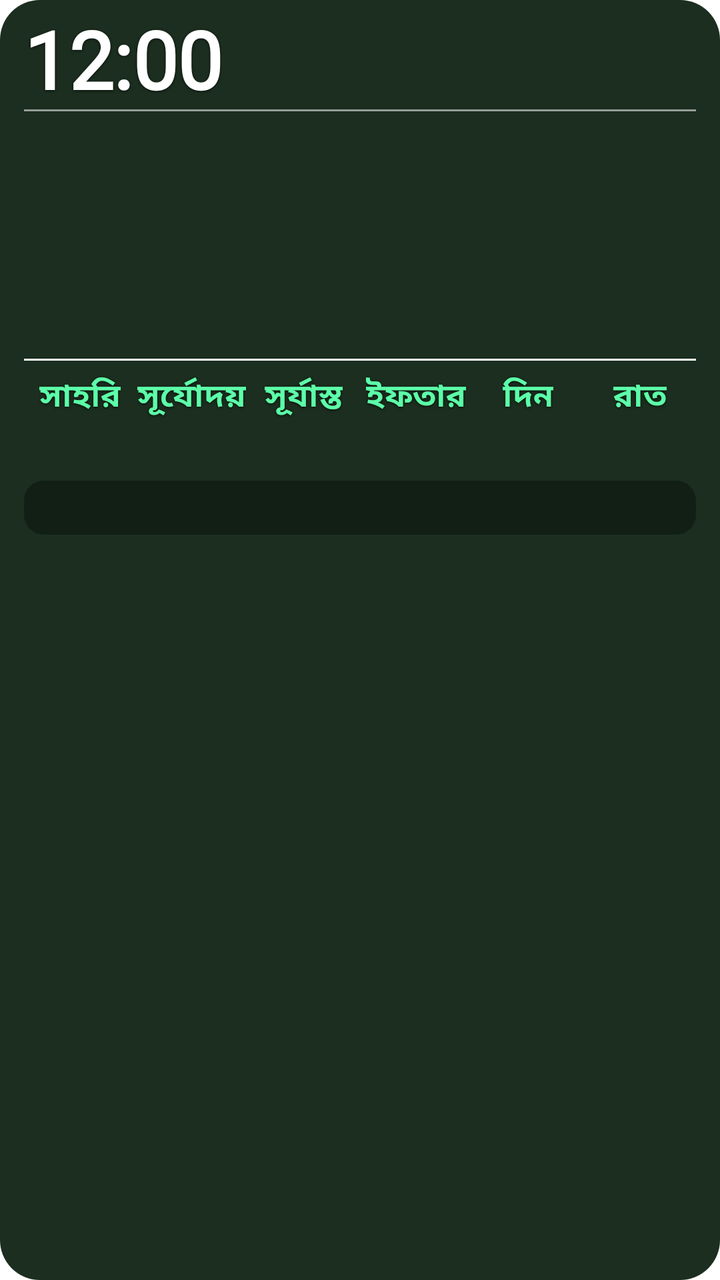
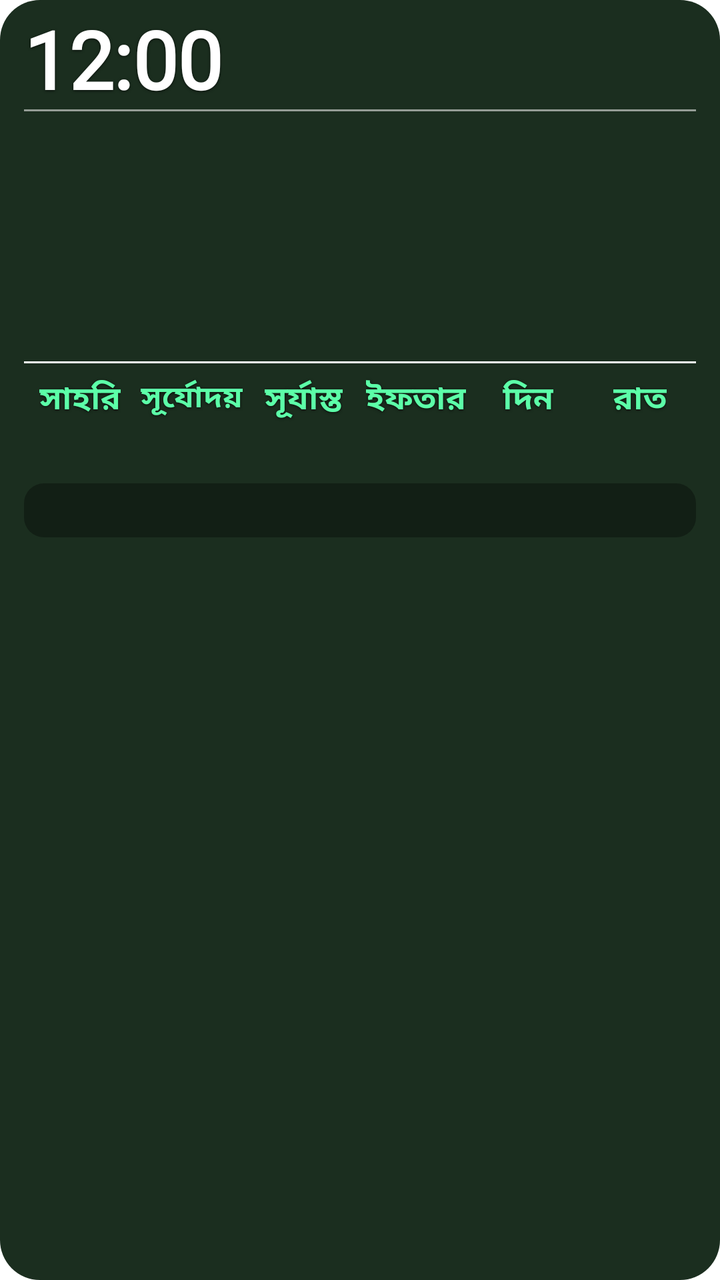

Two renders of the same Android screen: before a commit and after it. Below are the layout's source before the change and the commit's diff.
<!-- AndroidManifest.xml: fallback theme Theme.MaterialComponents.DayNight.NoActionBar -->
<!-- res/layout/prayer_widget_layout.xml -->
<?xml version="1.0" encoding="utf-8"?>
<FrameLayout xmlns:android="http://schemas.android.com/apk/res/android"
    android:id="@+id/widget_root"
    android:layout_width="match_parent"
    android:layout_height="match_parent">

<ImageView
    android:id="@+id/widget_bg"
    android:layout_width="match_parent"
    android:layout_height="match_parent"
    android:scaleType="fitXY"
    android:contentDescription="@null"
    android:src="@drawable/widget_bg_shape" />


<ImageView
    android:id="@+id/widget_bg_forbidden"
    android:layout_width="match_parent"
    android:layout_height="match_parent"
    android:scaleType="fitXY"
    android:contentDescription="@null"
    android:visibility="gone"
    android:src="@drawable/widget_bg_forbidden_shape" />

<LinearLayout
    android:id="@+id/widget_content"
    android:layout_width="match_parent"
    android:layout_height="match_parent"
    android:orientation="vertical"
    android:paddingStart="12dp"
    android:paddingEnd="12dp"
    android:paddingTop="8dp"
    android:paddingBottom="10dp">

    
    <LinearLayout
        android:layout_width="match_parent"
        android:layout_height="wrap_content"
        android:orientation="horizontal"
        android:gravity="top">

        
        <LinearLayout
            android:layout_width="0dp"
            android:layout_height="wrap_content"
            android:layout_weight="1"
            android:orientation="horizontal"
            android:gravity="start|bottom">

            <TextClock
                android:id="@+id/widget_time"
                android:layout_width="wrap_content"
                android:layout_height="wrap_content"
                android:format12Hour="h:mm"
                android:format24Hour="HH:mm"
                android:textColor="#FFFFFF"
                android:shadowColor="#B3000000"
                android:shadowDx="0"
                android:shadowDy="1"
                android:shadowRadius="3"
                android:textSize="40sp"
                android:fontFamily="@font/bangla_widget"
                android:textStyle="bold"
                android:includeFontPadding="false" />

            <TextClock
                android:id="@+id/widget_time_bn"
                android:layout_width="wrap_content"
                android:layout_height="wrap_content"
                android:format12Hour="h:mm"
                android:format24Hour="HH:mm"
                android:textColor="#FFFFFF"
                android:shadowColor="#B3000000"
                android:shadowDx="0"
                android:shadowDy="1"
                android:shadowRadius="3"
                android:textSize="40sp"
                android:fontFamily="@font/bangla_num"
                android:textStyle="bold"
                android:includeFontPadding="true"
                android:singleLine="true"
                android:visibility="gone" />

            <TextView
                android:id="@+id/widget_ampm"
                android:layout_width="wrap_content"
                android:layout_height="wrap_content"
                android:layout_marginStart="3dp"
                android:layout_marginBottom="4dp"
                android:text=""
                android:textColor="#FFFFFF"
                android:shadowColor="#B3000000"
                android:shadowDx="0"
                android:shadowDy="1"
                android:shadowRadius="3"
                android:textSize="15sp"
                android:textStyle="bold"
                android:singleLine="true"
                android:includeFontPadding="false" />
        </LinearLayout>

        <LinearLayout
            android:layout_width="wrap_content"
            android:layout_height="wrap_content"
            android:orientation="vertical"
            android:gravity="end">

            <TextView
                android:id="@+id/widget_location"
                android:layout_width="wrap_content"
                android:layout_height="wrap_content"
                android:text=""
                android:textColor="#A5F3FF"
                android:shadowColor="#B3000000"
                android:shadowDx="0"
                android:shadowDy="1"
                android:shadowRadius="3"
                android:textSize="14sp"
                android:fontFamily="@font/bangla_widget"
                android:textStyle="bold"
                android:gravity="end"
                android:singleLine="true"
                android:ellipsize="end"
                android:maxWidth="165dp" />

            <TextView
                android:id="@+id/widget_weather"
                android:layout_width="wrap_content"
                android:layout_height="wrap_content"
                android:layout_marginTop="2dp"
                android:text=""
                android:textColor="#E1EEF4"
                android:shadowColor="#B3000000"
                android:shadowDx="0"
                android:shadowDy="1"
                android:shadowRadius="3"
                android:textSize="14sp"
                android:fontFamily="@font/bangla_widget"
                android:textStyle="bold"
                android:gravity="end"
                android:singleLine="true"
                android:ellipsize="end"
                android:maxWidth="165dp" />

        </LinearLayout>

    </LinearLayout>

    
    <TextView
        android:layout_width="match_parent"
        android:layout_height="1dp"
        android:layout_marginTop="0dp"
        android:layout_marginBottom="2dp"
        android:background="#88FFFFFF"
        android:text="" />

    
    <LinearLayout
        android:layout_width="match_parent"
        android:layout_height="wrap_content"
        android:orientation="horizontal">

        
        <LinearLayout
            android:layout_width="0dp"
            android:layout_height="wrap_content"
            android:layout_weight="0.65"
            android:orientation="vertical">

            <TextView
                android:id="@+id/widget_waqt_name"
                android:layout_width="wrap_content"
                android:layout_height="wrap_content"
                android:text=""
                android:textColor="#5CFFA8"
                android:shadowColor="#B3000000"
                android:shadowDx="0"
                android:shadowDy="1"
                android:shadowRadius="3"
                android:textSize="30sp"
                android:fontFamily="@font/bangla_widget"
                android:textStyle="bold" />

            <TextView
                android:id="@+id/widget_waqt_range"
                android:layout_width="wrap_content"
                android:layout_height="wrap_content"
                android:layout_marginTop="-2dp"
                android:text=""
                android:textColor="#FFFFFF"
                android:shadowColor="#B3000000"
                android:shadowDx="0"
                android:shadowDy="1"
                android:shadowRadius="3"
                android:textSize="18sp"
                android:fontFamily="@font/bangla_widget"
                android:textStyle="bold"
                android:singleLine="true" />

            <TextView
                android:id="@+id/widget_waqt_remaining_label"
                android:layout_width="wrap_content"
                android:layout_height="wrap_content"
                android:layout_marginTop="0dp"
                android:text=""
                android:textColor="#E8B4F5"
                android:shadowColor="#B3000000"
                android:shadowDx="0"
                android:shadowDy="1"
                android:shadowRadius="3"
                android:textSize="18sp"
                android:fontFamily="@font/bangla_widget"
                android:textStyle="bold" />

            <TextView
                android:id="@+id/widget_waqt_remaining_value"
                android:layout_width="wrap_content"
                android:layout_height="wrap_content"
                android:layout_marginTop="0dp"
                android:text=""
                android:textColor="#FFFFFF"
                android:shadowColor="#B3000000"
                android:shadowDx="0"
                android:shadowDy="1"
                android:shadowRadius="3"
                android:textSize="21sp"
                android:fontFamily="@font/bangla_widget"
                android:textStyle="bold" />

        </LinearLayout>

        
        <LinearLayout
            android:layout_width="0dp"
            android:layout_height="wrap_content"
            android:layout_weight="1.35"
            android:orientation="vertical">

            <TextView
                android:id="@+id/widget_day"
                android:layout_width="match_parent"
                android:layout_height="wrap_content"
                android:text=""
                android:textColor="#5CFFA8"
                android:shadowColor="#B3000000"
                android:shadowDx="0"
                android:shadowDy="1"
                android:shadowRadius="3"
                android:textSize="30sp"
                android:fontFamily="@font/bangla_widget"
                android:textStyle="bold"
                android:singleLine="true"
                android:ellipsize="end"
                android:gravity="end" />

            <TextView
                android:id="@+id/widget_gregorian"
                android:layout_width="match_parent"
                android:layout_height="wrap_content"
                android:layout_marginTop="0dp"
                android:text=""
                android:textColor="#FFFFFF"
                android:shadowColor="#B3000000"
                android:shadowDx="0"
                android:shadowDy="1"
                android:shadowRadius="3"
                android:textSize="18sp"
                android:fontFamily="@font/bangla_widget"
                android:textStyle="bold"
                android:gravity="end" />

            <TextView
                android:id="@+id/widget_hijri"
                android:layout_width="match_parent"
                android:layout_height="wrap_content"
                android:layout_marginTop="0dp"
                android:text=""
                android:textColor="#E8B4F5"
                android:shadowColor="#B3000000"
                android:shadowDx="0"
                android:shadowDy="1"
                android:shadowRadius="3"
                android:textSize="18sp"
                android:fontFamily="@font/bangla_widget"
                android:textStyle="bold"
                android:gravity="end"
                android:singleLine="true"
                android:ellipsize="end" />

            <TextView
                android:id="@+id/widget_bangla_date"
                android:layout_width="match_parent"
                android:layout_height="wrap_content"
                android:layout_marginTop="0dp"
                android:text=""
                android:textColor="#A5F3FF"
                android:shadowColor="#B3000000"
                android:shadowDx="0"
                android:shadowDy="1"
                android:shadowRadius="3"
                android:textSize="18sp"
                android:fontFamily="@font/bangla_widget"
                android:textStyle="bold"
                android:gravity="end" />

        </LinearLayout>
    </LinearLayout>

    
    <TextView
        android:id="@+id/widget_divider_bottom"
        android:layout_width="match_parent"
        android:layout_height="1dp"
        android:layout_marginTop="6dp"
        android:background="#FFFFFFFF"
        android:text="" />

    
    <LinearLayout
        android:layout_width="match_parent"
        android:layout_height="wrap_content"
        android:layout_marginTop="6dp"
        android:orientation="horizontal">

        <LinearLayout
            android:layout_width="0dp"
            android:layout_height="wrap_content"
            android:layout_weight="1"
            android:orientation="vertical"
            android:gravity="center">

            <TextView
                android:id="@+id/widget_sehri_label"
                android:layout_width="wrap_content"
                android:layout_height="wrap_content"
                android:text="সাহরি"
                android:textColor="#5CFFA8"
                android:shadowColor="#B3000000"
                android:shadowDx="0"
                android:shadowDy="1"
                android:shadowRadius="3"
                android:textSize="16sp"
                android:fontFamily="@font/bangla_widget"
                android:textStyle="bold" />

            <TextView
                android:id="@+id/widget_sehri"
                android:layout_width="wrap_content"
                android:layout_height="wrap_content"
                android:text=""
                android:textColor="#5CFFA8"
                android:shadowColor="#B3000000"
                android:shadowDx="0"
                android:shadowDy="1"
                android:shadowRadius="3"
                android:textSize="18sp"
                android:fontFamily="@font/bangla_widget"
                android:textStyle="bold" />

        </LinearLayout>

        <LinearLayout
            android:layout_width="0dp"
            android:layout_height="wrap_content"
            android:layout_weight="1"
            android:orientation="vertical"
            android:gravity="center">

            <TextView
                android:id="@+id/widget_sunrise_label"
                android:layout_width="wrap_content"
                android:layout_height="wrap_content"
                android:text="সূর্যোদয়"
                android:textColor="#5CFFA8"
                android:shadowColor="#B3000000"
                android:shadowDx="0"
                android:shadowDy="1"
                android:shadowRadius="3"
                android:textSize="16sp"
                android:fontFamily="@font/bangla_widget"
                android:textStyle="bold" />

            <TextView
                android:id="@+id/widget_sunrise"
                android:layout_width="wrap_content"
                android:layout_height="wrap_content"
                android:text=""
                android:textColor="#5CFFA8"
                android:shadowColor="#B3000000"
                android:shadowDx="0"
                android:shadowDy="1"
                android:shadowRadius="3"
                android:textSize="18sp"
                android:fontFamily="@font/bangla_widget"
                android:textStyle="bold" />

        </LinearLayout>

        <LinearLayout
            android:layout_width="0dp"
            android:layout_height="wrap_content"
            android:layout_weight="1"
            android:orientation="vertical"
            android:gravity="center">

            <TextView
                android:id="@+id/widget_sunset_label"
                android:layout_width="wrap_content"
                android:layout_height="wrap_content"
                android:text="সূর্যাস্ত"
                android:textColor="#5CFFA8"
                android:shadowColor="#B3000000"
                android:shadowDx="0"
                android:shadowDy="1"
                android:shadowRadius="3"
                android:textSize="16sp"
                android:fontFamily="@font/bangla_widget"
                android:textStyle="bold" />

            <TextView
                android:id="@+id/widget_sunset"
                android:layout_width="wrap_content"
                android:layout_height="wrap_content"
                android:text=""
                android:textColor="#5CFFA8"
                android:shadowColor="#B3000000"
                android:shadowDx="0"
                android:shadowDy="1"
                android:shadowRadius="3"
                android:textSize="18sp"
                android:fontFamily="@font/bangla_widget"
                android:textStyle="bold" />

        </LinearLayout>

        <LinearLayout
            android:layout_width="0dp"
            android:layout_height="wrap_content"
            android:layout_weight="1"
            android:orientation="vertical"
            android:gravity="center">

            <TextView
                android:id="@+id/widget_iftar_label"
                android:layout_width="wrap_content"
                android:layout_height="wrap_content"
                android:text="ইফতার"
                android:textColor="#5CFFA8"
                android:shadowColor="#B3000000"
                android:shadowDx="0"
                android:shadowDy="1"
                android:shadowRadius="3"
                android:textSize="16sp"
                android:fontFamily="@font/bangla_widget"
                android:textStyle="bold" />

            <TextView
                android:id="@+id/widget_iftar"
                android:layout_width="wrap_content"
                android:layout_height="wrap_content"
                android:text=""
                android:textColor="#5CFFA8"
                android:shadowColor="#B3000000"
                android:shadowDx="0"
                android:shadowDy="1"
                android:shadowRadius="3"
                android:textSize="18sp"
                android:fontFamily="@font/bangla_widget"
                android:textStyle="bold" />

        </LinearLayout>

        
        <LinearLayout
            android:layout_width="0dp"
            android:layout_height="wrap_content"
            android:layout_weight="1"
            android:orientation="vertical"
            android:gravity="center">

            <TextView
                android:id="@+id/widget_day_label"
                android:layout_width="wrap_content"
                android:layout_height="wrap_content"
                android:text="দিন"
                android:textColor="#5CFFA8"
                android:shadowColor="#B3000000"
                android:shadowDx="0"
                android:shadowDy="1"
                android:shadowRadius="3"
                android:textSize="16sp"
                android:fontFamily="@font/bangla_widget"
                android:textStyle="bold" />

            <TextView
                android:id="@+id/widget_day_duration"
                android:layout_width="wrap_content"
                android:layout_height="wrap_content"
                android:text=""
                android:textColor="#5CFFA8"
                android:shadowColor="#B3000000"
                android:shadowDx="0"
                android:shadowDy="1"
                android:shadowRadius="3"
                android:textSize="18sp"
                android:fontFamily="@font/bangla_widget"
                android:textStyle="bold" />

        </LinearLayout>

        <LinearLayout
            android:layout_width="0dp"
            android:layout_height="wrap_content"
            android:layout_weight="1"
            android:orientation="vertical"
            android:gravity="center">

            <TextView
                android:id="@+id/widget_night_label"
                android:layout_width="wrap_content"
                android:layout_height="wrap_content"
                android:text="রাত"
                android:textColor="#5CFFA8"
                android:shadowColor="#B3000000"
                android:shadowDx="0"
                android:shadowDy="1"
                android:shadowRadius="3"
                android:textSize="16sp"
                android:fontFamily="@font/bangla_widget"
                android:textStyle="bold" />

            <TextView
                android:id="@+id/widget_night_duration"
                android:layout_width="wrap_content"
                android:layout_height="wrap_content"
                android:text=""
                android:textColor="#5CFFA8"
                android:shadowColor="#B3000000"
                android:shadowDx="0"
                android:shadowDy="1"
                android:shadowRadius="3"
                android:textSize="18sp"
                android:fontFamily="@font/bangla_widget"
                android:textStyle="bold" />

        </LinearLayout>

    </LinearLayout>

    
    <TextView
        android:id="@+id/widget_alert"
        android:layout_width="match_parent"
        android:layout_height="wrap_content"
        android:layout_marginTop="6dp"
        android:paddingTop="4dp"
        android:paddingBottom="4dp"
        android:paddingStart="4dp"
        android:paddingEnd="4dp"
        android:background="@drawable/widget_alert_bg"
        android:text=""
        android:textColor="#FFE680"
        android:shadowColor="#B3000000"
        android:shadowDx="0"
        android:shadowDy="1"
        android:shadowRadius="3"
        android:textSize="14sp"
        android:fontFamily="@font/bangla_widget"
        android:textStyle="bold"
        android:gravity="start"
        android:maxLines="10"
        android:ellipsize="end" />

</LinearLayout>

</FrameLayout>
<!-- resources referenced by this layout -->
<resources>
  <!-- drawable widget_alert_bg (drawable) -->
  <?xml version="1.0" encoding="utf-8"?>
  <shape xmlns:android="http://schemas.android.com/apk/res/android"
      android:shape="rectangle">
      <solid android:color="#55000000" />
      <corners android:radius="10dp" />
  </shape>
  <!-- drawable widget_bg_forbidden_shape (drawable) -->
  <?xml version="1.0" encoding="utf-8"?>
  <shape xmlns:android="http://schemas.android.com/apk/res/android"
      android:shape="rectangle">
      <gradient
          android:type="linear"
          android:angle="270"
          android:startColor="#FFA92415"
          android:centerColor="#FF8F1D10"
          android:endColor="#FF6C130A" />
      <corners android:radius="20dp" />
  </shape>
  <!-- drawable widget_bg_shape (drawable) -->
  <?xml version="1.0" encoding="utf-8"?>
  <shape xmlns:android="http://schemas.android.com/apk/res/android"
      android:shape="rectangle">
      <solid android:color="#FF1B2E1F" />
      <corners android:radius="20dp" />
  </shape>
</resources>

<!-- the commit's change to res/layout/prayer_widget_layout.xml (unified diff, before → after) -->
@@ -193,7 +193,7 @@
                 android:shadowDx="0"
                 android:shadowDy="1"
                 android:shadowRadius="3"
-                android:textSize="18sp"
+                android:textSize="19sp"
                 android:fontFamily="@font/bangla_widget"
                 android:textStyle="bold"
                 android:singleLine="true" />
@@ -299,7 +299,7 @@
                 android:shadowDx="0"
                 android:shadowDy="1"
                 android:shadowRadius="3"
-                android:textSize="18sp"
+                android:textSize="17sp"
                 android:fontFamily="@font/bangla_widget"
                 android:textStyle="bold"
                 android:gravity="end" />
@@ -377,7 +377,7 @@
                 android:shadowDx="0"
                 android:shadowDy="1"
                 android:shadowRadius="3"
-                android:textSize="16sp"
+                android:textSize="15sp"
                 android:fontFamily="@font/bangla_widget"
                 android:textStyle="bold" />
 
